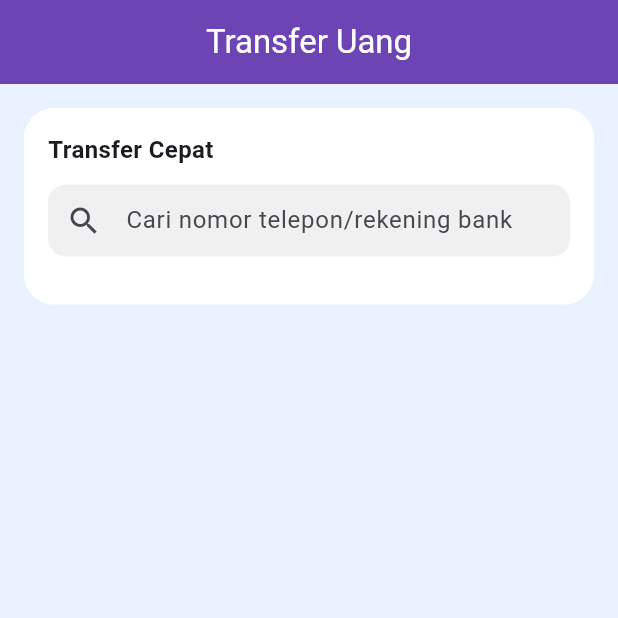
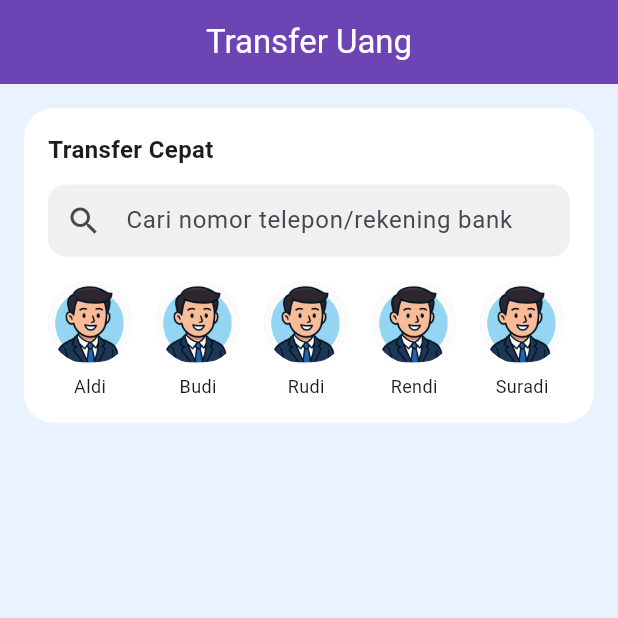
Before and after one commit to Ferdiansyah42/uas_sm4, a Flutter app: the TransferPage screen opened directly, on a phone screen of 412 x 824 dp, the top half of it. Run offline on Flutter 3.47's test engine with Material 3 defaults, Android fonts, the phone set to English and light mode, and no system bars.

Commit message:
ngasih profil di transfer cepat

```diff
--- a/lib/pages/transfer_page.dart
+++ b/lib/pages/transfer_page.dart
@@ -5,6 +5,7 @@ class TransferPage extends StatelessWidget {
 
   @override
   Widget build(BuildContext context) {
+    final List<String> daftarNama = ['Aldi', 'Budi', 'Rudi', 'Rendi', 'Suradi'];
     return Scaffold(
       backgroundColor: const Color(0xFFEAF2FF),
       appBar: AppBar(
@@ -48,6 +49,30 @@ class TransferPage extends StatelessWidget {
                   ),
                 ),
                 const SizedBox(height: 16),
+
+                SingleChildScrollView(
+                  scrollDirection: Axis.horizontal,
+                  child: Row(
+                    children: List.generate(daftarNama.length, (index) {
+                      return Padding(
+                        padding: const EdgeInsets.only(right: 16),
+                        child: Column(
+                          children: [
+                            CircleAvatar(
+                              radius: 28,
+                              backgroundImage: const AssetImage('assets/profil.png'),
+                            ),
+                            const SizedBox(height: 6),
+                            Text(
+                              daftarNama[index],
+                              style: const TextStyle(fontSize: 12),
+                            ),
+                          ],
+                        ),
+                      );
+                    }),
+                  ),
+                ),
               ],
             ),
           ),
```
